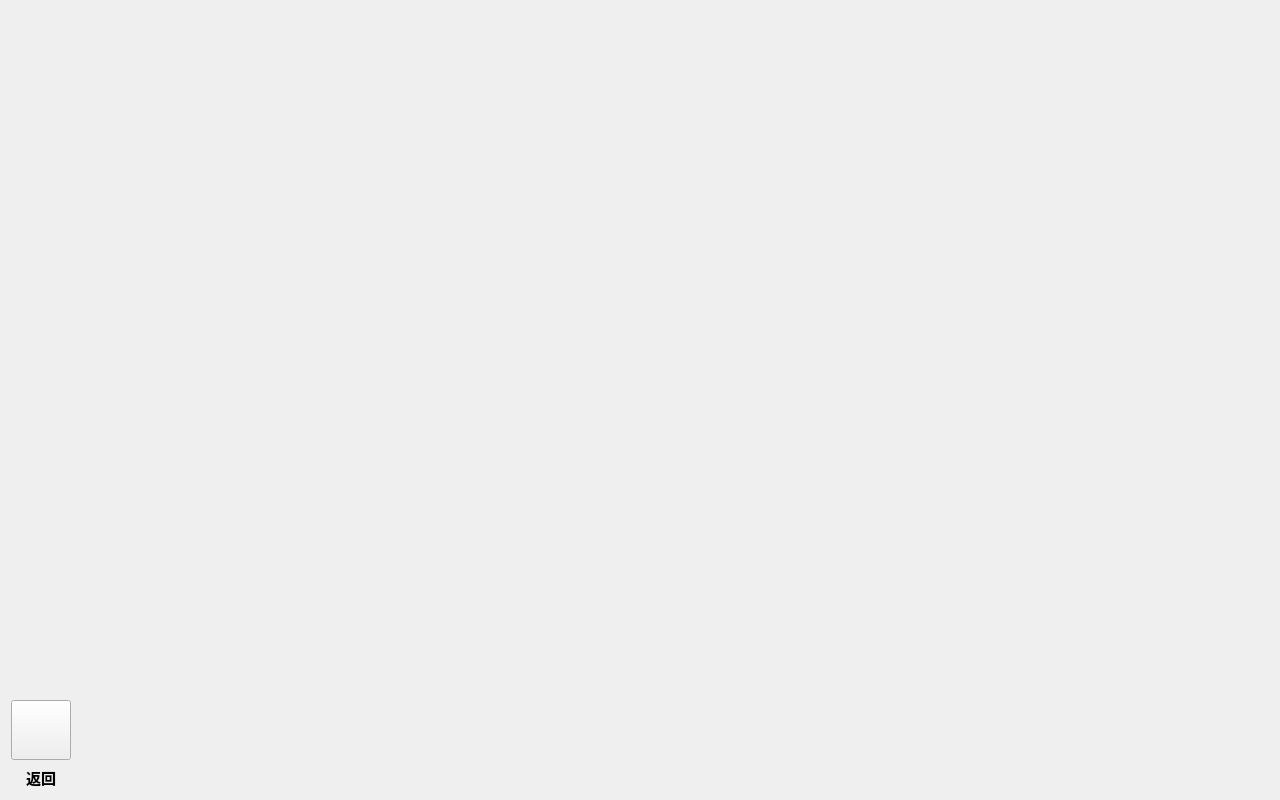
First picture: the form in Fitness-Equipment/ui/equipsettingwindow.ui, repository yuanluochen/Fitness-Eqiupment, before the edit.
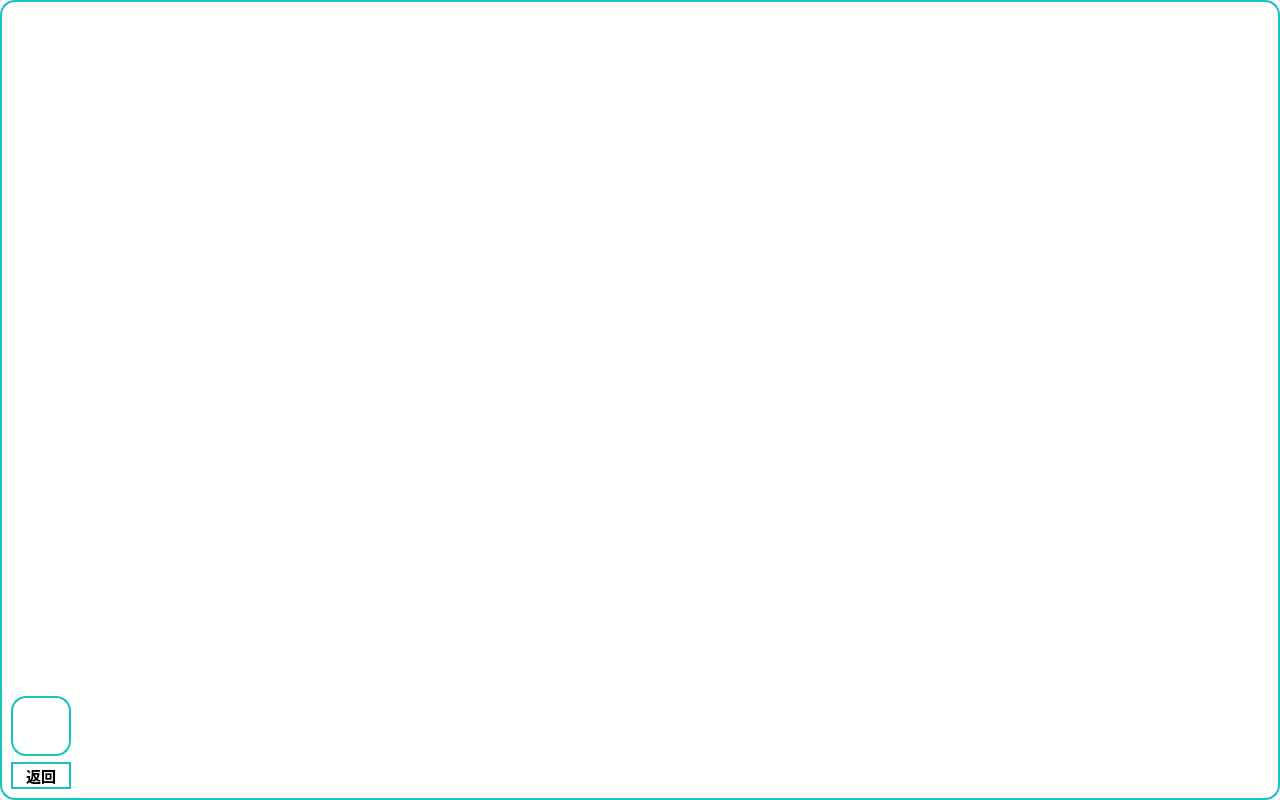
Second picture: the form after the edit. Icons and pictures are not drawn.

What changed in the file:
```diff
--- a/Fitness-Equipment/ui/equipsettingwindow.ui
+++ b/Fitness-Equipment/ui/equipsettingwindow.ui
@@ -13,6 +13,10 @@
   <property name="windowTitle">
    <string>Form</string>
   </property>
+  <property name="styleSheet">
+   <string notr="true">background-color: rgb(255, 255, 255);
+border:2px solid rgb(20,196,188);border-radius:15px;</string>
+  </property>
   <layout class="QGridLayout" name="gridLayout">
    <item row="0" column="0">
     <spacer name="verticalSpacer">
```
